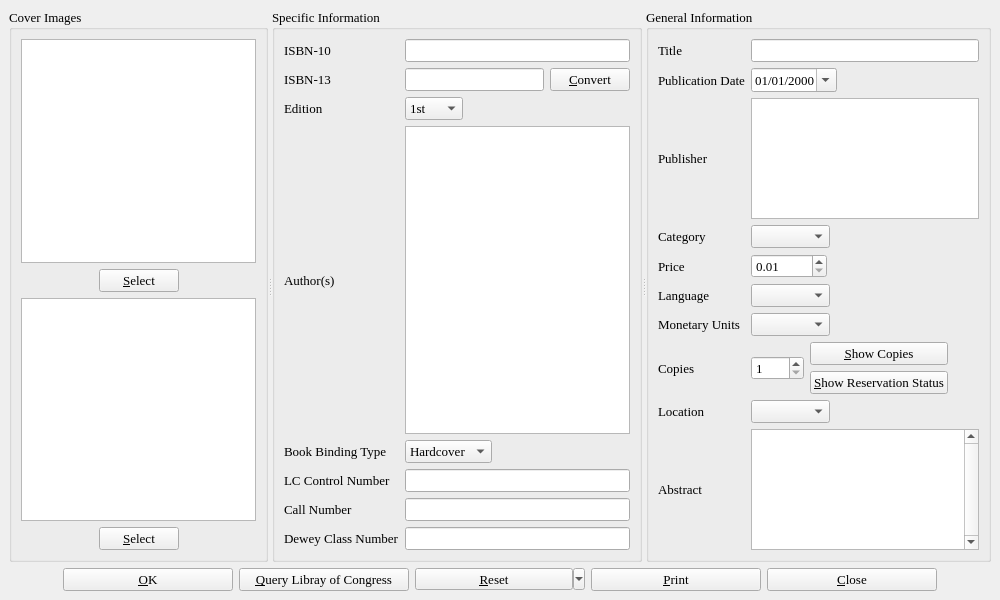
Qt form bookinfo.ui (textbrowser/biblioteq) before a commit.
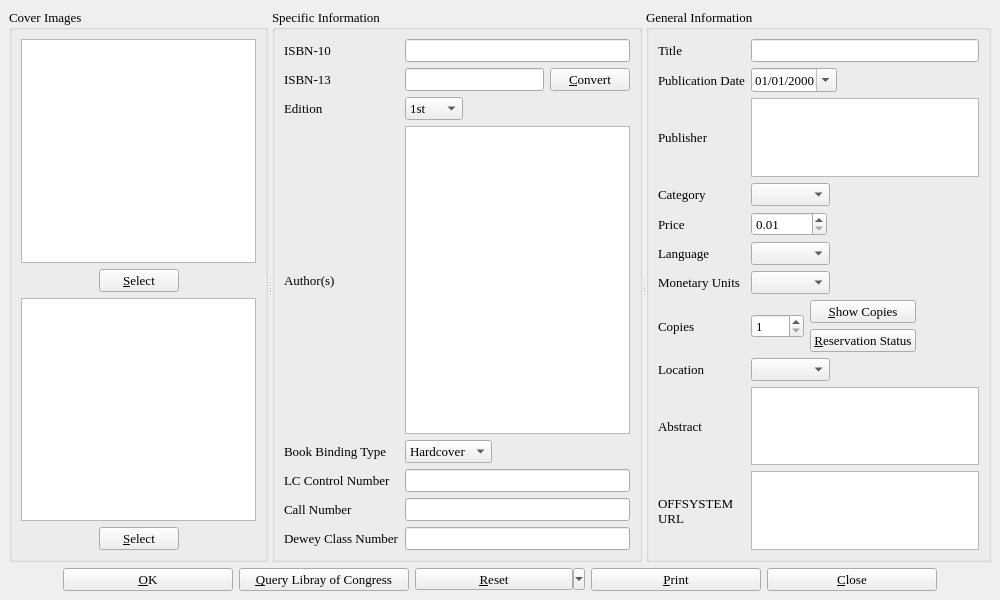
The same form after that commit. Icons and pictures are not drawn. Custom widgets are drawn as their Qt base class.

Commit message: Version 4.04. Implemented OFFSYSTEM URL support.

Patch:
```diff
--- a/bookinfo.ui
+++ b/bookinfo.ui
@@ -800,7 +800,7 @@
                </font>
               </property>
               <property name="text" >
-               <string>&amp;Show Reservation Status</string>
+               <string>&amp;Reservation Status</string>
               </property>
               <property name="icon" >
                <iconset>icons.d/16x16/members.png</iconset>
@@ -878,9 +878,6 @@
         </item>
         <item row="9" column="1" >
          <widget class="QTextEdit" name="description" >
-          <property name="verticalScrollBarPolicy" >
-           <enum>Qt::ScrollBarAlwaysOn</enum>
-          </property>
           <property name="acceptRichText" >
            <bool>false</bool>
           </property>
@@ -905,6 +902,27 @@
           </property>
          </widget>
         </item>
+        <item row="10" column="1" >
+         <widget class="QTextBrowser" name="url" >
+          <property name="readOnly" >
+           <bool>false</bool>
+          </property>
+          <property name="textInteractionFlags" >
+           <set>Qt::LinksAccessibleByKeyboard|Qt::LinksAccessibleByMouse|Qt::NoTextInteraction|Qt::TextBrowserInteraction|Qt::TextEditable|Qt::TextEditorInteraction|Qt::TextSelectableByKeyboard|Qt::TextSelectableByMouse</set>
+          </property>
+          <property name="openExternalLinks" >
+           <bool>true</bool>
+          </property>
+         </widget>
+        </item>
+        <item row="10" column="0" >
+         <widget class="QLabel" name="label_19" >
+          <property name="text" >
+           <string>OFFSYSTEM
+URL</string>
+          </property>
+         </widget>
+        </item>
        </layout>
       </widget>
      </widget>
```
Left out of the diff: 1 changed line with no effect on the pictures. The commit also changes 22 other files.
